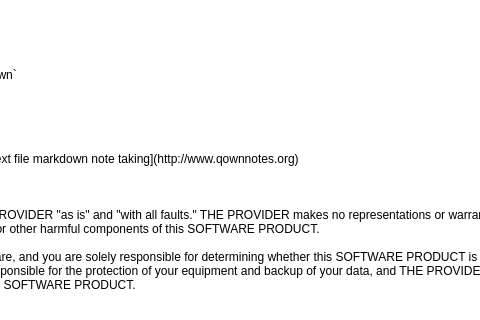
pbek/qmarkdowntextedit, file mainwindow.ui: the form before one commit; both pictures show x 289 to 769 and y 147 to 467 of the 1070 by 839 pixel window.
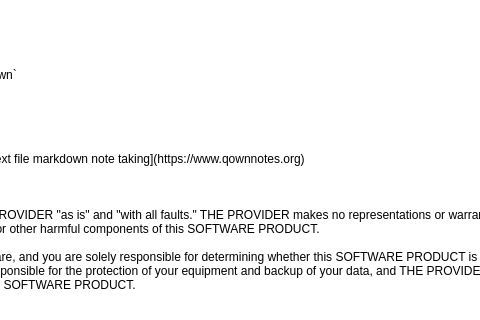
The form after the commit. Custom widgets are drawn as their Qt base class.

Commit message: Update http link to https

What changed in the file:
```diff
--- a/mainwindow.ui
+++ b/mainwindow.ui
@@ -37,7 +37,7 @@
 
 ## References
 
-- [QOwnNotes - cross-platform open source plain-text file markdown note taking](http://www.qownnotes.org)
+- [QOwnNotes - cross-platform open source plain-text file markdown note taking](https://www.qownnotes.org)
 
 ## Disclaimer
 
```
